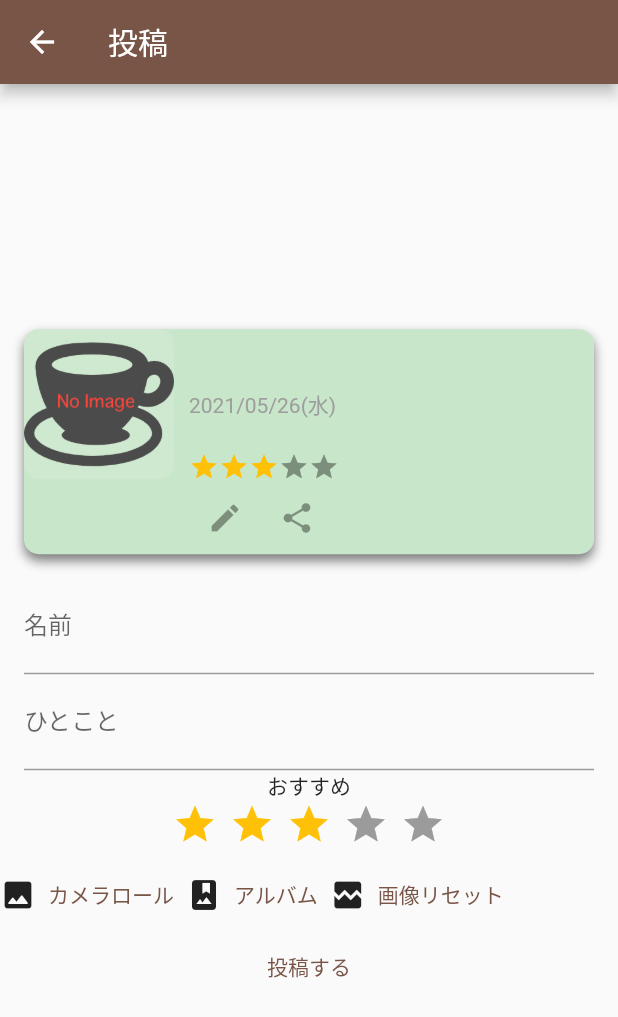
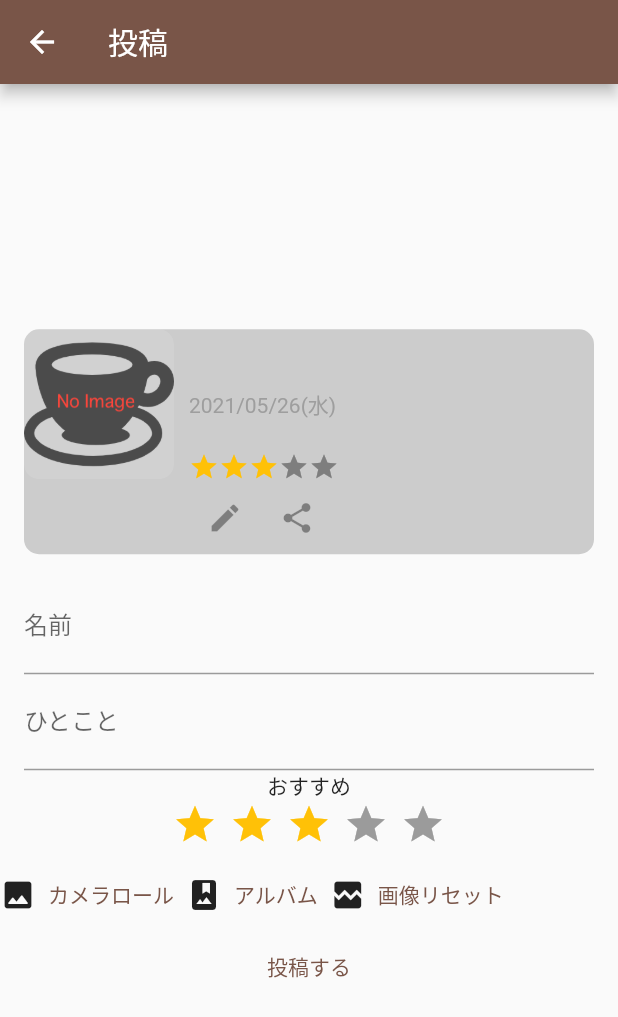
Before and after one commit to y0303noki/coffee_project, a Flutter app: the AddOrEditCardPage screen opened directly, on a phone screen of 412 x 824 dp. Shown: the top 1017 px of the screen. Run offline on Flutter 3.47's test engine with Material 2 defaults, Android fonts, the phone set to English and light mode, and no system bars; drawn by our look-alikes of flutter_easyloading, flutter_rating_bar; our stand-ins replace cloud_firestore, firebase_auth, firebase_core, firebase_storage, google_sign_in, image_picker; missing offline and left inert: esys_flutter_share, sign_button; accounts and stored records are empty.

Commit message:
アルバムからの画像追加

```diff
--- a/lib/ui/add_or_edit_card_page.dart
+++ b/lib/ui/add_or_edit_card_page.dart
@@ -225,6 +225,7 @@ class AddOrEditCardPage extends StatelessWidget {
                                     score: _score,
                                     memo: _memo,
                                     isPublic: _isPublic,
+                                    userImageId: _userImageId,
                                     updatedAt: now,
                                     createdAt: now);
                                 await model.addCard(addCard);
--- a/lib/ui/list_card.dart
+++ b/lib/ui/list_card.dart
@@ -177,15 +177,9 @@ class ListCard extends StatelessWidget {
   Widget cardWidget(String dateStr, BuildContext context, ListCard listCard) {
     return Container(
       decoration: BoxDecoration(
-        color: Colors.green[100],
+        // color: Colors.brown[100],
+        color: Colors.grey.withOpacity(0.5),
         borderRadius: BorderRadius.circular(10),
-        boxShadow: [
-          const BoxShadow(
-            color: Color(0x80000000),
-            offset: Offset(0, 4),
-            blurRadius: 6,
-          )
-        ],
       ),
       child: Material(
         color: Colors.transparent,
```
Also changed, not shown: lib/view_model/card_model.dart (+4 -6 lines).
